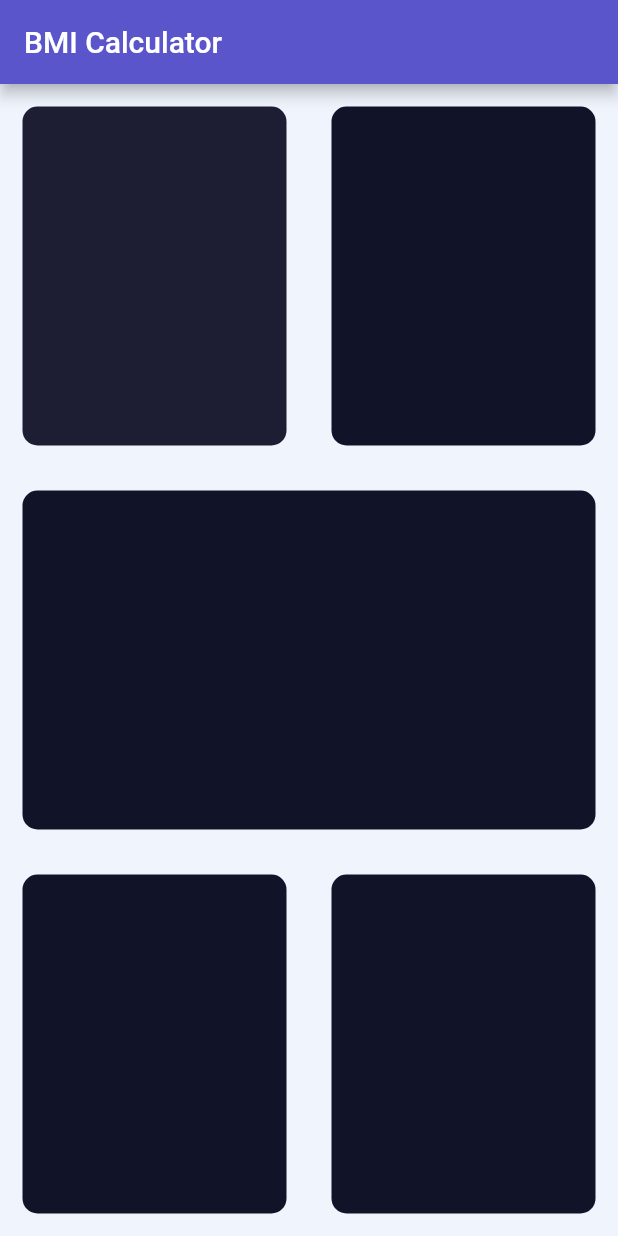
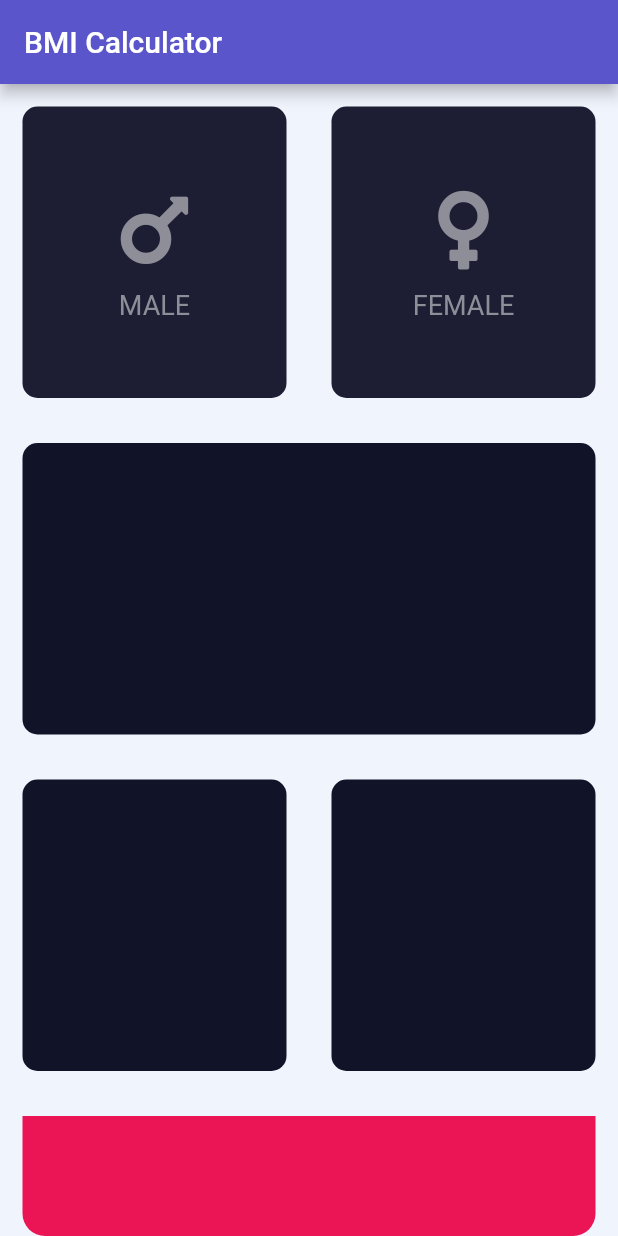
Before and after one commit to mustak/flutter-bmi-calculator, a Flutter app: the screen it shows after launch, on a phone screen of 412 x 824 dp. Run offline on Flutter 3.47's test engine with Material 2 defaults, Android fonts, the phone set to English and light mode, and no system bars; our stand-ins replace font_awesome_flutter.

Commit message:
add gender icons

```diff
--- a/lib/main.dart
+++ b/lib/main.dart
@@ -1,4 +1,10 @@
 import 'package:flutter/material.dart';
+import 'package:font_awesome_flutter/font_awesome_flutter.dart';
+
+const kActiveCardColor = Color(0xFF1D1E33);
+const kInactiveCardColor = Color(0xFF111328);
+const kBottomContainerHeight = 80.0;
+const kBottomContainerColor = Color(0xFFEB1555);
 
 void main() {
   runApp(MyApp());
@@ -46,15 +52,22 @@ class _InputPageState extends State<InputPage> {
         children: <Widget>[
           Expanded(
             child: Row(
-              crossAxisAlignment: CrossAxisAlignment.stretch,
+//              crossAxisAlignment: CrossAxisAlignment.stretch,
               children: [
                 ReusableCard(
-                  colour: Color(0xFF1D1E33),
-                  content: Column(
-                    children: [],
+                  colour: kActiveCardColor,
+                  child: IconGender(
+                    icon: FontAwesomeIcons.mars,
+                    label: 'MALE',
                   ),
                 ),
-                ReusableCard(),
+                ReusableCard(
+                  colour: kActiveCardColor,
+                  child: IconGender(
+                    icon: FontAwesomeIcons.venus,
+                    label: 'FEMALE',
+                  ),
+                ),
               ],
             ),
           ),
@@ -68,24 +81,68 @@ class _InputPageState extends State<InputPage> {
               ],
             ),
           ),
+          Container(
+            height: kBottomContainerHeight,
+            //TODO: specify width: double.infinity
+            margin: EdgeInsets.fromLTRB(15, 15, 15, 0),
+            decoration: BoxDecoration(
+              color: kBottomContainerColor,
+              borderRadius: BorderRadius.vertical(
+                bottom: Radius.circular(15),
+              ),
+            ),
+          )
         ],
       ),
     );
   }
 }
 
+class IconGender extends StatelessWidget {
+  final String label;
+  final IconData icon;
+  final Color color;
+
+  const IconGender(
+      {@required this.label,
+      @required this.icon,
+      this.color = const Color(0xFF8D8E98)});
+
+  @override
+  Widget build(BuildContext context) {
+    return Column(
+      mainAxisAlignment: MainAxisAlignment.center,
+      children: [
+        FaIcon(
+          this.icon,
+          size: 60,
+          color: this.color,
+        ),
+        const SizedBox(height: 10),
+        Text(
+          this.label,
+          style: TextStyle(
+            color: this.color,
+            fontSize: 18,
+          ),
+        )
+      ],
+    );
+  }
+}
+
 class ReusableCard extends StatelessWidget {
   final Color colour;
-  final Widget content;
+  final Widget child;
 
-  ReusableCard({this.colour = const Color(0xFF111328), this.content});
+  ReusableCard({this.colour = kInactiveCardColor, this.child});
 
   @override
   Widget build(BuildContext context) {
     return Expanded(
       child: Container(
-        margin: EdgeInsets.all(15),
-        child: content,
+        margin: const EdgeInsets.all(15),
+        child: this.child,
         decoration: BoxDecoration(
           color: colour,
           borderRadius: BorderRadius.circular(10.0),
```
Also changed, not shown: pubspec.yaml (+3 -24 lines), pubspec.lock.
